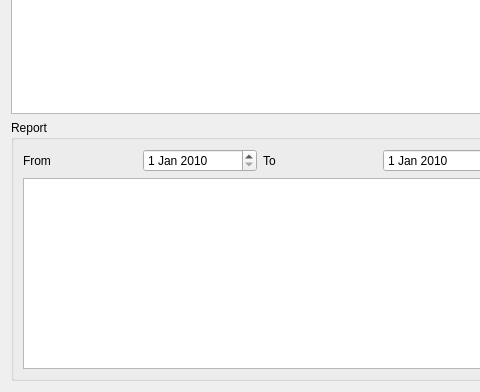
This is RistoPlugins/Expense/Seller/seller.ui in adivik2000/RistorNAT as Qt 5 draws it before an edit; both pictures show x 0 to 480 and y 88 to 480 of the 640 by 480 pixel window. The edited form follows.
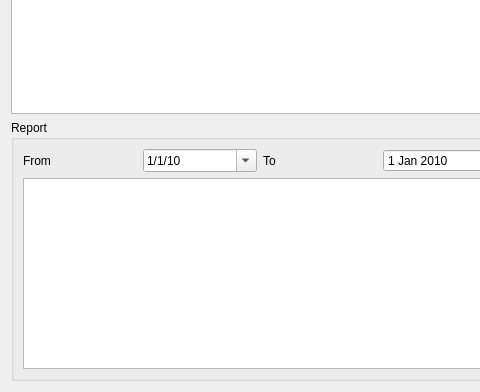
This is the edited form. Icons and pictures are not drawn. Custom widgets are drawn as their Qt base class.

Commit message:
Using d/M/yy as standard display for dates.
Also add a calendar, showing by clicking the drop box on the date widget.

What changed in the file:
```diff
--- a/RistoPlugins/Expense/Seller/seller.ui
+++ b/RistoPlugins/Expense/Seller/seller.ui
@@ -39,6 +39,15 @@
           <day>1</day>
          </datetime>
         </property>
+        <property name="currentSection">
+         <enum>QDateTimeEdit::DaySection</enum>
+        </property>
+        <property name="displayFormat">
+         <string>d/M/yy</string>
+        </property>
+        <property name="calendarPopup">
+         <bool>true</bool>
+        </property>
        </widget>
       </item>
       <item row="1" column="2">
```
The commit also changes 4 other files.
